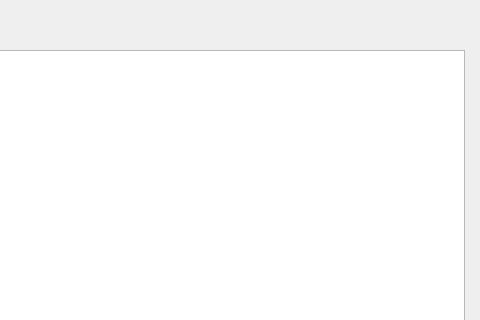
stoic1979/PyLanMessenger, file app.ui: the form before one commit; both pictures show x 456 to 936 and y 0 to 320 of the 936 by 643 pixel window.
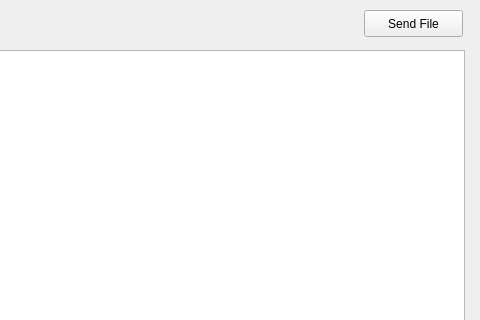
The form after the commit.

```diff
--- a/app.ui
+++ b/app.ui
@@ -83,6 +83,19 @@
      <string>SEND</string>
     </property>
    </widget>
+   <widget class="QPushButton" name="pushButton">
+    <property name="geometry">
+     <rect>
+      <x>820</x>
+      <y>10</y>
+      <width>99</width>
+      <height>27</height>
+     </rect>
+    </property>
+    <property name="text">
+     <string>Send File</string>
+    </property>
+   </widget>
   </widget>
   <widget class="QMenuBar" name="menubar">
    <property name="geometry">
```
